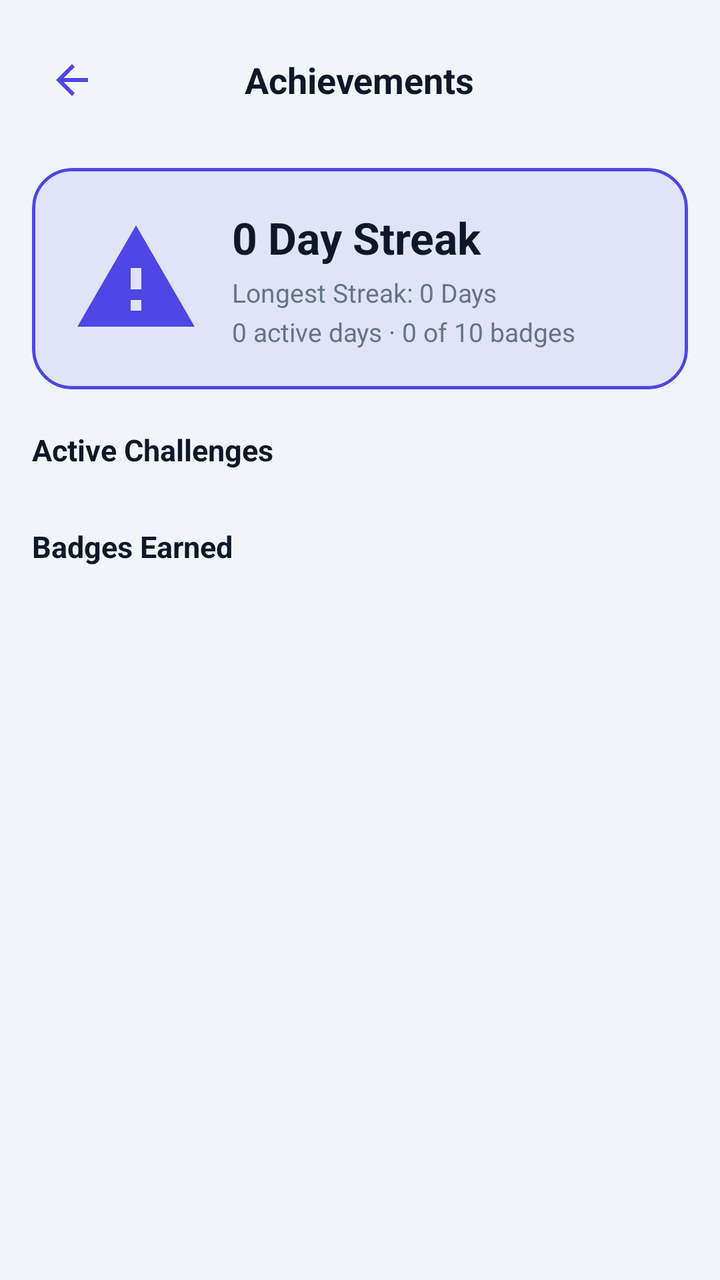
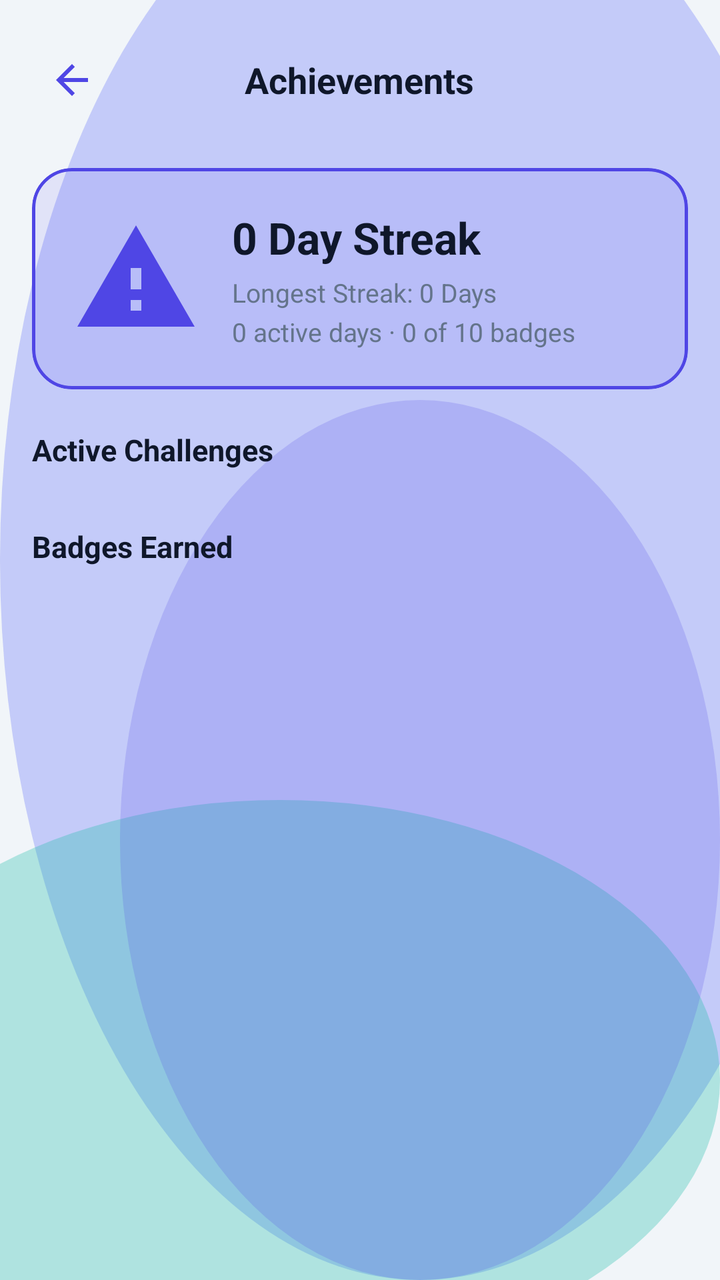

The first picture is an Android layout as it rendered before a commit; the second is the same layout after the commit. The layout source and the unified diff follow.
<!-- AndroidManifest.xml: application theme Theme.MoneyLens -->
<!-- res/layout/fragment_achievements.xml -->
<?xml version="1.0" encoding="utf-8"?>
<androidx.constraintlayout.widget.ConstraintLayout xmlns:android="http://schemas.android.com/apk/res/android"
    xmlns:app="http://schemas.android.com/apk/res-auto"
    xmlns:tools="http://tools.android.com/apk/res/android"
    android:layout_width="match_parent"
    android:layout_height="match_parent"
    android:background="@color/colorBackground">

    
    <RelativeLayout
        android:id="@+id/layoutAppBar"
        android:layout_width="match_parent"
        android:layout_height="56dp"
        android:layout_marginTop="12dp"
        android:paddingHorizontal="16dp"
        app:layout_constraintTop_toTopOf="parent">

        <ImageView
            android:id="@+id/btnBack"
            android:layout_width="40dp"
            android:layout_height="40dp"
            android:layout_centerVertical="true"
            android:padding="8dp"
            android:src="@drawable/ic_back"
            android:background="?attr/selectableItemBackgroundBorderless" />

        <TextView
            android:layout_width="wrap_content"
            android:layout_height="wrap_content"
            android:layout_centerInParent="true"
            android:text="Achievements"
            android:textColor="@color/colorTextPrimary"
            android:textSize="18sp"
            android:textStyle="bold" />
    </RelativeLayout>

    <androidx.core.widget.NestedScrollView
        android:layout_width="match_parent"
        android:layout_height="0dp"
        android:fillViewport="true"
        app:layout_constraintBottom_toBottomOf="parent"
        app:layout_constraintTop_toBottomOf="@+id/layoutAppBar">

        <LinearLayout
            android:layout_width="match_parent"
            android:layout_height="wrap_content"
            android:orientation="vertical"
            android:paddingBottom="24dp">

            
            <com.google.android.material.card.MaterialCardView
                style="@style/ClayCard"
                android:layout_width="match_parent"
                android:layout_height="wrap_content"
                android:layout_marginHorizontal="16dp"
                android:layout_marginTop="16dp"
                android:layout_marginBottom="20dp"
                app:cardElevation="0dp"
                app:cardBackgroundColor="@color/colorPrimaryTint"
                app:strokeColor="@color/colorPrimary"
                app:strokeWidth="1.5dp">

                <RelativeLayout
                    android:layout_width="match_parent"
                    android:layout_height="wrap_content"
                    android:padding="20dp">

                    <ImageView
                        android:id="@+id/imgFlame"
                        android:layout_width="64dp"
                        android:layout_height="64dp"
                        android:layout_alignParentStart="true"
                        android:layout_centerVertical="true"
                        android:src="@drawable/ic_alert"
                        app:tint="@color/colorPrimary" />

                    <LinearLayout
                        android:layout_width="match_parent"
                        android:layout_height="wrap_content"
                        android:layout_toEndOf="@+id/imgFlame"
                        android:layout_marginStart="16dp"
                        android:layout_centerVertical="true"
                        android:orientation="vertical">

                        <TextView
                            android:id="@+id/txtCurrentStreak"
                            android:layout_width="wrap_content"
                            android:layout_height="wrap_content"
                            android:text="0 Day Streak"
                            android:textColor="@color/colorTextPrimary"
                            android:textSize="22sp"
                            android:textStyle="bold" />

                        <TextView
                            android:id="@+id/txtLongestStreak"
                            android:layout_width="wrap_content"
                            android:layout_height="wrap_content"
                            android:layout_marginTop="4dp"
                            android:text="Longest Streak: 0 Days"
                            android:textColor="@color/colorTextSecondary"
                            android:textSize="13sp" />

                        
                        <TextView
                            android:id="@+id/txtActiveDays"
                            android:layout_width="wrap_content"
                            android:layout_height="wrap_content"
                            android:layout_marginTop="2dp"
                            android:text="0 active days · 0 of 10 badges"
                            android:textColor="@color/colorTextSecondary"
                            android:textSize="13sp" />
                    </LinearLayout>
                </RelativeLayout>
            </com.google.android.material.card.MaterialCardView>

            
            <TextView
                android:layout_width="wrap_content"
                android:layout_height="wrap_content"
                android:layout_marginHorizontal="16dp"
                android:layout_marginBottom="8dp"
                android:text="Active Challenges"
                android:textColor="@color/colorTextPrimary"
                android:textSize="15sp"
                android:textStyle="bold" />

            
            <LinearLayout
                android:id="@+id/layoutChallenges"
                android:layout_width="match_parent"
                android:layout_height="wrap_content"
                android:orientation="vertical"
                android:layout_marginBottom="20dp" />

            
            <TextView
                android:layout_width="wrap_content"
                android:layout_height="wrap_content"
                android:layout_marginHorizontal="16dp"
                android:layout_marginBottom="8dp"
                android:text="Badges Earned"
                android:textColor="@color/colorTextPrimary"
                android:textSize="15sp"
                android:textStyle="bold" />

            
            <androidx.recyclerview.widget.RecyclerView
                android:id="@+id/rvBadges"
                android:layout_width="match_parent"
                android:layout_height="wrap_content"
                android:paddingHorizontal="8dp"
                android:nestedScrollingEnabled="false" />

        </LinearLayout>
    </androidx.core.widget.NestedScrollView>

</androidx.constraintlayout.widget.ConstraintLayout>
<!-- resources referenced by this layout -->
<resources>
  <color name="colorBackground">#F1F5F9</color>
  <color name="colorPrimary">#4F46E5</color>
  <color name="colorPrimaryTint">#1A4F46E5</color>
  <color name="colorTextPrimary">#0F172A</color>
  <color name="colorTextSecondary">#64748B</color>
  <!-- drawable ic_alert (drawable) -->
  <vector xmlns:android="http://schemas.android.com/apk/res/android"
      android:width="24dp"
      android:height="24dp"
      android:viewportWidth="24"
      android:viewportHeight="24">
      <path
          android:fillColor="@color/colorDanger"
          android:pathData="M1,21h22L12,2 1,21zm12,-3h-2v-2h2v2zm0,-4h-2v-4h2v4z"/>
  </vector>
  <!-- drawable ic_back (drawable) -->
  <vector xmlns:android="http://schemas.android.com/apk/res/android"
      android:width="24dp"
      android:height="24dp"
      android:viewportWidth="24"
      android:viewportHeight="24">
      <path
          android:fillColor="@color/colorPrimary"
          android:pathData="M20,11H7.83l5.59,-5.59L12,4l-8,8 8,8 1.41,-1.41L7.83,13H20v-2z"/>
  </vector>
  <style name="ClayCard" parent="Widget.Material3.CardView.Elevated">
          <item name="cardCornerRadius">@dimen/clay_card_radius</item>
          <item name="cardElevation">10dp</item>
          <item name="android:stateListAnimator">@null</item>
          <item name="strokeColor">@color/colorCardBorder</item>
          <item name="strokeWidth">1dp</item>
          <item name="cardBackgroundColor">@color/colorSurface</item>
          <item name="android:outlineSpotShadowColor" tools:targetApi="p">@color/colorPrimary</item>
          <item name="android:outlineAmbientShadowColor" tools:targetApi="p">@color/colorPrimary</item>
      </style>
  <style name="Theme.MoneyLens" parent="Base.Theme.MoneyLens" />
  <color name="colorDanger">#DC2626</color>
  <dimen name="clay_card_radius">20dp</dimen>
  <color name="colorCardBorder">#E2E8F0</color>
  <color name="colorSurface">#FFFFFF</color>
  <style name="Base.Theme.MoneyLens" parent="Theme.Material3.Light.NoActionBar">
          
          <item name="colorPrimary">@color/colorPrimary</item>
          <item name="colorOnPrimary">@color/colorOnPrimary</item>
          <item name="colorSecondary">@color/colorSecondary</item>
          <item name="colorError">@color/colorDanger</item>
          <item name="android:windowBackground">@color/colorBackground</item>
          <item name="colorSurface">@color/colorSurface</item>
          <item name="android:colorBackground">@color/colorBackground</item>
          <item name="colorOnSurface">@color/colorTextPrimary</item>
  
          
          <item name="android:statusBarColor">@color/colorBackground</item>
          <item name="android:windowLightStatusBar" tools:targetApi="m">true</item>
          <item name="android:navigationBarColor">@color/colorBackground</item>
      </style>
  <color name="colorOnPrimary">#FFFFFF</color>
  <color name="colorSecondary">#14B8A6</color>
</resources>

<!-- the commit's change to res/layout/fragment_achievements.xml (unified diff, before → after) -->
@@ -4,7 +4,7 @@
     xmlns:tools="http://tools.android.com/apk/res/android"
     android:layout_width="match_parent"
     android:layout_height="match_parent"
-    android:background="@color/colorBackground">
+    android:background="@drawable/bg_mesh_gradient">
 
     
     <RelativeLayout
<!-- resource entries referenced after the edit -->
@@ -1,10 +1,44 @@
 <!-- resources referenced by this layout -->
 <resources>
   <color name="colorBackground">#F1F5F9</color>
+  <color name="glassMeshOrb1">#66818CF8</color>
+  <color name="glassMeshOrb2">#4D14B8A6</color>
+  <color name="glassMeshOrb3">#334F46E5</color>
   <color name="colorPrimary">#4F46E5</color>
   <color name="colorPrimaryTint">#1A4F46E5</color>
   <color name="colorTextPrimary">#0F172A</color>
   <color name="colorTextSecondary">#64748B</color>
+  <!-- drawable bg_mesh_gradient (drawable) -->
+  <?xml version="1.0" encoding="utf-8"?>
+  <layer-list xmlns:android="http://schemas.android.com/apk/res/android">
+      
+      <item>
+          <shape android:shape="rectangle">
+              <solid android:color="@color/colorBackground" />
+          </shape>
+      </item>
+      
+      <item android:top="-80dp" android:right="-60dp">
+          <shape android:shape="oval">
+              <solid android:color="@color/glassMeshOrb1" />
+              <size android:width="280dp" android:height="280dp" />
+          </shape>
+      </item>
+      
+      <item android:bottom="-40dp" android:left="-80dp" android:top="400dp">
+          <shape android:shape="oval">
+              <solid android:color="@color/glassMeshOrb2" />
+              <size android:width="240dp" android:height="240dp" />
+          </shape>
+      </item>
+      
+      <item android:top="200dp" android:left="60dp">
+          <shape android:shape="oval">
+              <solid android:color="@color/glassMeshOrb3" />
+              <size android:width="200dp" android:height="200dp" />
+          </shape>
+      </item>
+  </layer-list>
   <!-- drawable ic_alert (drawable) -->
   <vector xmlns:android="http://schemas.android.com/apk/res/android"
       android:width="24dp"
@@ -27,21 +61,19 @@
   </vector>
   <style name="ClayCard" parent="Widget.Material3.CardView.Elevated">
           <item name="cardCornerRadius">@dimen/clay_card_radius</item>
-          <item name="cardElevation">10dp</item>
+          <item name="cardElevation">2dp</item>
           <item name="android:stateListAnimator">@null</item>
-          <item name="strokeColor">@color/colorCardBorder</item>
+          <item name="strokeColor">@color/glassCardBorder</item>
           <item name="strokeWidth">1dp</item>
-          <item name="cardBackgroundColor">@color/colorSurface</item>
-          <item name="android:outlineSpotShadowColor" tools:targetApi="p">@color/colorPrimary</item>
-          <item name="android:outlineAmbientShadowColor" tools:targetApi="p">@color/colorPrimary</item>
+          <item name="cardBackgroundColor">@color/glassCardBg</item>
       </style>
   <style name="Theme.MoneyLens" parent="Base.Theme.MoneyLens" />
   <color name="colorDanger">#DC2626</color>
   <dimen name="clay_card_radius">20dp</dimen>
-  <color name="colorCardBorder">#E2E8F0</color>
+  <color name="glassCardBorder">#B3FFFFFF</color>
+  <color name="glassCardBg">#8CFFFFFF</color>
   <color name="colorSurface">#FFFFFF</color>
   <style name="Base.Theme.MoneyLens" parent="Theme.Material3.Light.NoActionBar">
-          
           <item name="colorPrimary">@color/colorPrimary</item>
           <item name="colorOnPrimary">@color/colorOnPrimary</item>
           <item name="colorSecondary">@color/colorSecondary</item>
@@ -52,9 +84,10 @@
           <item name="colorOnSurface">@color/colorTextPrimary</item>
   
           
-          <item name="android:statusBarColor">@color/colorBackground</item>
+          <item name="android:statusBarColor">@android:color/transparent</item>
           <item name="android:windowLightStatusBar" tools:targetApi="m">true</item>
-          <item name="android:navigationBarColor">@color/colorBackground</item>
+          <item name="android:navigationBarColor">@android:color/transparent</item>
+          <item name="android:windowDrawsSystemBarBackgrounds">true</item>
       </style>
   <color name="colorOnPrimary">#FFFFFF</color>
   <color name="colorSecondary">#14B8A6</color>
